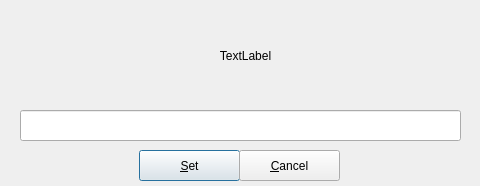
Above: zuluMount-gui/veracryptpimdialog.ui from mhogomchungu/zuluCrypt before the change. Below: the same form after it.
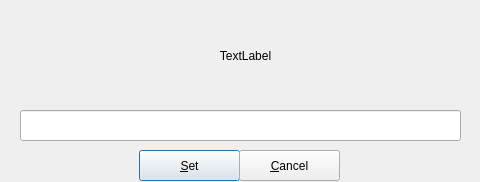
That is the form after the change.

What changed in the file:
```diff
--- a/zuluMount-gui/veracryptpimdialog.ui
+++ b/zuluMount-gui/veracryptpimdialog.ui
@@ -7,7 +7,7 @@
     <x>0</x>
     <y>0</y>
     <width>480</width>
-    <height>186</height>
+    <height>182</height>
    </rect>
   </property>
   <property name="windowTitle">
```
